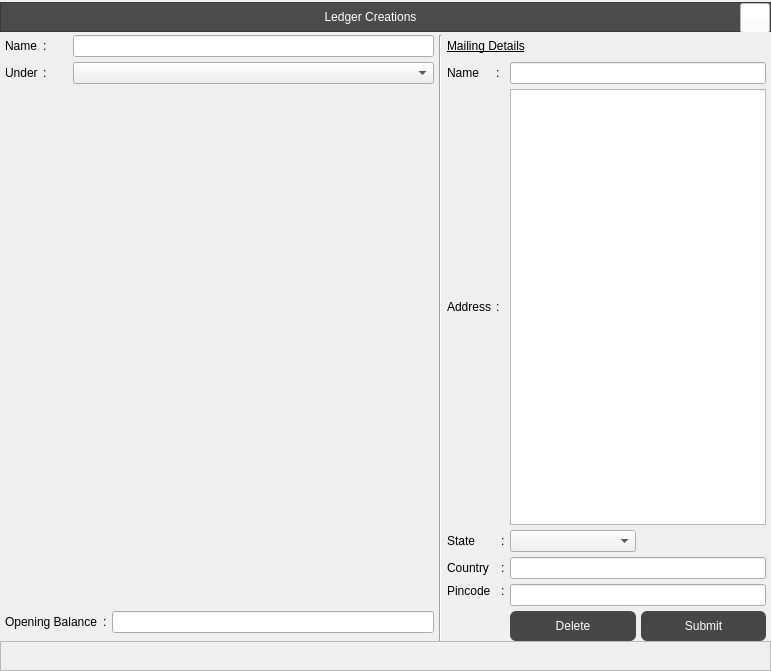
Above: Resources/Ui/LedgerCreate.ui from Darshitjivani/MBAS before the change. Below: the same form after it.
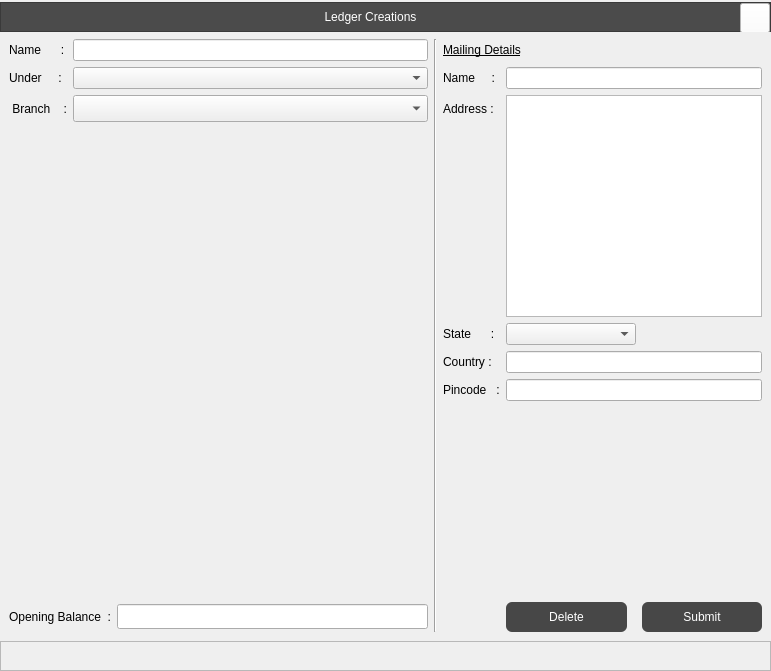
That is the form after the change. Icons and pictures are not drawn.

```diff
--- a/Resources/Ui/LedgerCreate.ui
+++ b/Resources/Ui/LedgerCreate.ui
@@ -39,6 +39,123 @@
     <property name="spacing">
      <number>0</number>
     </property>
+    <item row="0" column="0">
+     <widget class="QFrame" name="fheader">
+      <property name="minimumSize">
+       <size>
+        <width>0</width>
+        <height>30</height>
+       </size>
+      </property>
+      <property name="maximumSize">
+       <size>
+        <width>16777215</width>
+        <height>25</height>
+       </size>
+      </property>
+      <property name="styleSheet">
+       <string notr="true">background-color: rgb(75,75,75);
+color: rgb(255, 255, 255);
+font: 12pt &quot;Sitka Text&quot;;</string>
+      </property>
+      <property name="frameShape">
+       <enum>QFrame::StyledPanel</enum>
+      </property>
+      <property name="frameShadow">
+       <enum>QFrame::Raised</enum>
+      </property>
+      <layout class="QGridLayout" name="gridLayout_2">
+       <property name="leftMargin">
+        <number>0</number>
+       </property>
+       <property name="topMargin">
+        <number>0</number>
+       </property>
+       <property name="rightMargin">
+        <number>0</number>
+       </property>
+       <property name="bottomMargin">
+        <number>0</number>
+       </property>
+       <property name="spacing">
+        <number>0</number>
+       </property>
+       <item row="0" column="1">
+        <widget class="QPushButton" name="pbClose">
+         <property name="minimumSize">
+          <size>
+           <width>30</width>
+           <height>30</height>
+          </size>
+         </property>
+         <property name="maximumSize">
+          <size>
+           <width>30</width>
+           <height>30</height>
+          </size>
+         </property>
+         <property name="styleSheet">
+          <string notr="true">background-color:white</string>
+         </property>
+         <property name="text">
+          <string/>
+         </property>
+         <property name="icon">
+          <iconset resource="../icons/icons.qrc">
+           <normaloff>:/newPrefix/icons/x.svg</normaloff>:/newPrefix/icons/x.svg</iconset>
+         </property>
+         <property name="iconSize">
+          <size>
+           <width>20</width>
+           <height>20</height>
+          </size>
+         </property>
+        </widget>
+       </item>
+       <item row="0" column="0">
+        <widget class="QLabel" name="lbLedgerCreations">
+         <property name="maximumSize">
+          <size>
+           <width>16777215</width>
+           <height>30</height>
+          </size>
+         </property>
+         <property name="styleSheet">
+          <string notr="true"/>
+         </property>
+         <property name="text">
+          <string>Ledger Creations</string>
+         </property>
+         <property name="alignment">
+          <set>Qt::AlignCenter</set>
+         </property>
+        </widget>
+       </item>
+      </layout>
+     </widget>
+    </item>
+    <item row="3" column="0">
+     <widget class="QFrame" name="ffooter">
+      <property name="minimumSize">
+       <size>
+        <width>0</width>
+        <height>30</height>
+       </size>
+      </property>
+      <property name="maximumSize">
+       <size>
+        <width>16777215</width>
+        <height>30</height>
+       </size>
+      </property>
+      <property name="frameShape">
+       <enum>QFrame::StyledPanel</enum>
+      </property>
+      <property name="frameShadow">
+       <enum>QFrame::Raised</enum>
+      </property>
+     </widget>
+    </item>
     <item row="2" column="0">
      <widget class="QWidget" name="widget" native="true">
       <property name="layoutDirection">
@@ -64,44 +181,20 @@
 </string>
       </property>
       <layout class="QGridLayout" name="gridLayout_3">
-       <property name="leftMargin">
-        <number>5</number>
-       </property>
-       <property name="topMargin">
-        <number>5</number>
-       </property>
-       <property name="rightMargin">
-        <number>5</number>
-       </property>
-       <property name="bottomMargin">
-        <number>0</number>
-       </property>
-       <property name="spacing">
-        <number>5</number>
-       </property>
-       <item row="1" column="2" colspan="3">
-        <widget class="QComboBox" name="cbUnderGroup"/>
-       </item>
-       <item row="7" column="9">
-        <widget class="QPushButton" name="pbDelete">
-         <property name="minimumSize">
-          <size>
-           <width>0</width>
-           <height>30</height>
-          </size>
-         </property>
+       <item row="0" column="0">
+        <widget class="QLabel" name="label">
          <property name="styleSheet">
           <string notr="true"/>
          </property>
          <property name="text">
-          <string>Delete</string>
+          <string>Name      :</string>
          </property>
         </widget>
        </item>
-       <item row="1" column="9" colspan="2">
-        <widget class="QLineEdit" name="leMailingName"/>
+       <item row="0" column="1" colspan="2">
+        <widget class="QLineEdit" name="leAcName"/>
        </item>
-       <item row="0" column="5" rowspan="8">
+       <item row="0" column="3" rowspan="9">
         <widget class="Line" name="line">
          <property name="minimumSize">
           <size>
@@ -120,7 +213,7 @@
          </property>
         </widget>
        </item>
-       <item row="0" column="6" colspan="4">
+       <item row="0" column="4" colspan="2">
         <widget class="QLabel" name="label_12">
          <property name="styleSheet">
           <string notr="true">
@@ -132,320 +225,194 @@
          </property>
         </widget>
        </item>
-       <item row="1" column="1">
-        <widget class="QLabel" name="label_10">
-         <property name="styleSheet">
-          <string notr="true">font: 75 10pt &quot;MS Shell Dlg 2&quot;;</string>
-         </property>
-         <property name="text">
-          <string>:</string>
-         </property>
-        </widget>
-       </item>
        <item row="1" column="0">
         <widget class="QLabel" name="label_4">
          <property name="styleSheet">
           <string notr="true"/>
          </property>
          <property name="text">
-          <string>Under</string>
+          <string>Under     :</string>
          </property>
         </widget>
        </item>
-       <item row="6" column="3" rowspan="2">
-        <widget class="QLabel" name="label_18">
-         <property name="styleSheet">
-          <string notr="true">font: 75 10pt &quot;MS Shell Dlg 2&quot;;</string>
-         </property>
-         <property name="text">
-          <string>:</string>
-         </property>
-        </widget>
+       <item row="1" column="1" colspan="2">
+        <widget class="QComboBox" name="cbUnderGroup"/>
        </item>
-       <item row="2" column="9" colspan="2">
-        <widget class="QPlainTextEdit" name="ptAddress"/>
-       </item>
-       <item row="4" column="9" colspan="2">
-        <widget class="QLineEdit" name="leCountry">
-         <property name="text">
-          <string/>
-         </property>
-        </widget>
-       </item>
-       <item row="4" column="8">
-        <widget class="QLabel" name="label_16">
-         <property name="styleSheet">
-          <string notr="true">font: 75 10pt &quot;MS Shell Dlg 2&quot;;</string>
-         </property>
-         <property name="text">
-          <string>:</string>
-         </property>
-        </widget>
-       </item>
-       <item row="5" column="8">
-        <widget class="QLabel" name="label_17">
-         <property name="styleSheet">
-          <string notr="true">font: 75 10pt &quot;MS Shell Dlg 2&quot;;</string>
-         </property>
-         <property name="text">
-          <string>:</string>
-         </property>
-        </widget>
-       </item>
-       <item row="2" column="7" colspan="2">
-        <widget class="QLabel" name="label_14">
-         <property name="styleSheet">
-          <string notr="true">font: 75 10pt &quot;MS Shell Dlg 2&quot;;</string>
-         </property>
-         <property name="text">
-          <string>:</string>
-         </property>
-        </widget>
-       </item>
-       <item row="1" column="6">
+       <item row="1" column="4">
         <widget class="QLabel" name="label_5">
          <property name="styleSheet">
           <string notr="true"/>
          </property>
          <property name="text">
-          <string>Name</string>
+          <string>Name     :</string>
          </property>
         </widget>
        </item>
-       <item row="3" column="6">
+       <item row="1" column="5" colspan="3">
+        <widget class="QLineEdit" name="leMailingName"/>
+       </item>
+       <item row="2" column="0">
+        <widget class="QLabel" name="label_2">
+         <property name="minimumSize">
+          <size>
+           <width>0</width>
+           <height>21</height>
+          </size>
+         </property>
+         <property name="text">
+          <string> Branch    :</string>
+         </property>
+        </widget>
+       </item>
+       <item row="2" column="1" colspan="2">
+        <widget class="QComboBox" name="cbUnderBranch">
+         <property name="minimumSize">
+          <size>
+           <width>0</width>
+           <height>27</height>
+          </size>
+         </property>
+        </widget>
+       </item>
+       <item row="2" column="4">
+        <widget class="QLabel" name="label_6">
+         <property name="styleSheet">
+          <string notr="true"/>
+         </property>
+         <property name="text">
+          <string>Address :</string>
+         </property>
+        </widget>
+       </item>
+       <item row="2" column="5" rowspan="2" colspan="3">
+        <widget class="QPlainTextEdit" name="ptAddress"/>
+       </item>
+       <item row="3" column="2" rowspan="5">
+        <widget class="Line" name="line_2">
+         <property name="styleSheet">
+          <string notr="true">background-color: transparent</string>
+         </property>
+         <property name="orientation">
+          <enum>Qt::Vertical</enum>
+         </property>
+        </widget>
+       </item>
+       <item row="4" column="4">
         <widget class="QLabel" name="label_7">
          <property name="styleSheet">
           <string notr="true"/>
          </property>
          <property name="text">
-          <string>State</string>
+          <string>State      :</string>
          </property>
         </widget>
        </item>
-       <item row="6" column="0" rowspan="2" colspan="3">
-        <widget class="QLabel" name="label_3">
-         <property name="styleSheet">
-          <string notr="true"/>
-         </property>
-         <property name="text">
-          <string>Opening Balance</string>
-         </property>
-        </widget>
-       </item>
-       <item row="0" column="2" colspan="3">
-        <widget class="QLineEdit" name="leAcName"/>
-       </item>
-       <item row="0" column="0">
-        <widget class="QLabel" name="label">
-         <property name="styleSheet">
-          <string notr="true"/>
-         </property>
-         <property name="text">
-          <string>Name</string>
-         </property>
-        </widget>
-       </item>
-       <item row="3" column="8">
-        <widget class="QLabel" name="label_15">
-         <property name="styleSheet">
-          <string notr="true">font: 75 10pt &quot;MS Shell Dlg 2&quot;;</string>
-         </property>
-         <property name="text">
-          <string>:</string>
-         </property>
-        </widget>
-       </item>
-       <item row="0" column="1">
-        <widget class="QLabel" name="label_11">
-         <property name="styleSheet">
-          <string notr="true">font: 75 10pt &quot;MS Shell Dlg 2&quot;;</string>
-         </property>
-         <property name="text">
-          <string>:</string>
-         </property>
-        </widget>
-       </item>
-       <item row="4" column="6" colspan="2">
-        <widget class="QLabel" name="label_8">
-         <property name="styleSheet">
-          <string notr="true"/>
-         </property>
-         <property name="text">
-          <string>Country</string>
-         </property>
-        </widget>
-       </item>
-       <item row="7" column="10">
-        <widget class="QPushButton" name="pbSubmit">
-         <property name="minimumSize">
-          <size>
-           <width>0</width>
-           <height>30</height>
-          </size>
-         </property>
-         <property name="styleSheet">
-          <string notr="true"/>
-         </property>
-         <property name="text">
-          <string>Submit</string>
-         </property>
-        </widget>
-       </item>
-       <item row="1" column="7" colspan="2">
-        <widget class="QLabel" name="label_13">
-         <property name="styleSheet">
-          <string notr="true">font: 75 10pt &quot;MS Shell Dlg 2&quot;;</string>
-         </property>
-         <property name="text">
-          <string>:</string>
-         </property>
-        </widget>
-       </item>
-       <item row="3" column="9">
+       <item row="4" column="5" colspan="2">
         <widget class="QComboBox" name="cbState"/>
        </item>
-       <item row="5" column="6" colspan="2">
+       <item row="5" column="4">
+        <widget class="QLabel" name="label_8">
+         <property name="styleSheet">
+          <string notr="true"/>
+         </property>
+         <property name="text">
+          <string>Country :</string>
+         </property>
+        </widget>
+       </item>
+       <item row="5" column="5" colspan="3">
+        <widget class="QLineEdit" name="leCountry">
+         <property name="text">
+          <string/>
+         </property>
+        </widget>
+       </item>
+       <item row="6" column="4">
         <widget class="QLabel" name="label_9">
          <property name="styleSheet">
           <string notr="true">font: 10pt &quot;Sitka Text&quot;;
 </string>
          </property>
          <property name="text">
-          <string>Pincode</string>
+          <string>Pincode   :</string>
          </property>
         </widget>
        </item>
-       <item row="2" column="6">
-        <widget class="QLabel" name="label_6">
-         <property name="styleSheet">
-          <string notr="true"/>
-         </property>
-         <property name="text">
-          <string>Address</string>
-         </property>
-        </widget>
-       </item>
-       <item row="5" column="9" rowspan="2" colspan="2">
+       <item row="6" column="5" colspan="3">
         <widget class="QLineEdit" name="lePincode"/>
        </item>
-       <item row="6" column="4" rowspan="2">
-        <widget class="QLineEdit" name="leBalance"/>
+       <item row="7" column="6">
+        <widget class="Line" name="line_3">
+         <property name="styleSheet">
+          <string notr="true">background-color:transparent</string>
+         </property>
+         <property name="orientation">
+          <enum>Qt::Vertical</enum>
+         </property>
+        </widget>
        </item>
-      </layout>
-     </widget>
-    </item>
-    <item row="3" column="0">
-     <widget class="QFrame" name="ffooter">
-      <property name="minimumSize">
-       <size>
-        <width>0</width>
-        <height>30</height>
-       </size>
-      </property>
-      <property name="maximumSize">
-       <size>
-        <width>16777215</width>
-        <height>30</height>
-       </size>
-      </property>
-      <property name="frameShape">
-       <enum>QFrame::StyledPanel</enum>
-      </property>
-      <property name="frameShadow">
-       <enum>QFrame::Raised</enum>
-      </property>
-     </widget>
-    </item>
-    <item row="0" column="0">
-     <widget class="QFrame" name="fheader">
-      <property name="minimumSize">
-       <size>
-        <width>0</width>
-        <height>30</height>
-       </size>
-      </property>
-      <property name="maximumSize">
-       <size>
-        <width>16777215</width>
-        <height>25</height>
-       </size>
-      </property>
-      <property name="styleSheet">
-       <string notr="true">background-color: rgb(75,75,75);
-color: rgb(255, 255, 255);
-font: 12pt &quot;Sitka Text&quot;;</string>
-      </property>
-      <property name="frameShape">
-       <enum>QFrame::StyledPanel</enum>
-      </property>
-      <property name="frameShadow">
-       <enum>QFrame::Raised</enum>
-      </property>
-      <layout class="QGridLayout" name="gridLayout_2">
-       <property name="leftMargin">
-        <number>0</number>
-       </property>
-       <property name="topMargin">
-        <number>0</number>
-       </property>
-       <property name="rightMargin">
-        <number>0</number>
-       </property>
-       <property name="bottomMargin">
-        <number>0</number>
-       </property>
-       <property name="spacing">
-        <number>0</number>
-       </property>
-       <item row="0" column="0">
-        <widget class="QLabel" name="lbLedgerCreations">
+       <item row="8" column="0" colspan="2">
+        <widget class="QLabel" name="label_3">
          <property name="maximumSize">
           <size>
            <width>16777215</width>
-           <height>30</height>
+           <height>25</height>
           </size>
          </property>
          <property name="styleSheet">
           <string notr="true"/>
          </property>
          <property name="text">
-          <string>Ledger Creations</string>
+          <string>Opening Balance  :</string>
          </property>
-         <property name="alignment">
-          <set>Qt::AlignCenter</set>
-         </property>
         </widget>
        </item>
-       <item row="0" column="1">
-        <widget class="QPushButton" name="pbClose">
+       <item row="8" column="2">
+        <widget class="QLineEdit" name="leBalance">
          <property name="minimumSize">
           <size>
-           <width>30</width>
-           <height>30</height>
+           <width>0</width>
+           <height>25</height>
           </size>
          </property>
          <property name="maximumSize">
           <size>
-           <width>30</width>
+           <width>16777215</width>
+           <height>25</height>
+          </size>
+         </property>
+        </widget>
+       </item>
+       <item row="8" column="5">
+        <widget class="QPushButton" name="pbDelete">
+         <property name="minimumSize">
+          <size>
+           <width>0</width>
            <height>30</height>
           </size>
          </property>
          <property name="styleSheet">
-          <string notr="true">background-color:white</string>
+          <string notr="true"/>
          </property>
          <property name="text">
-          <string/>
+          <string>Delete</string>
          </property>
-         <property name="icon">
-          <iconset resource="../icons/icons.qrc">
-           <normaloff>:/newPrefix/icons/x.svg</normaloff>:/newPrefix/icons/x.svg</iconset>
-         </property>
-         <property name="iconSize">
+        </widget>
+       </item>
+       <item row="8" column="7">
+        <widget class="QPushButton" name="pbSubmit">
+         <property name="minimumSize">
           <size>
-           <width>20</width>
-           <height>20</height>
+           <width>0</width>
+           <height>30</height>
           </size>
          </property>
+         <property name="styleSheet">
+          <string notr="true"/>
+         </property>
+         <property name="text">
+          <string>Submit</string>
+         </property>
         </widget>
        </item>
       </layout>
```
